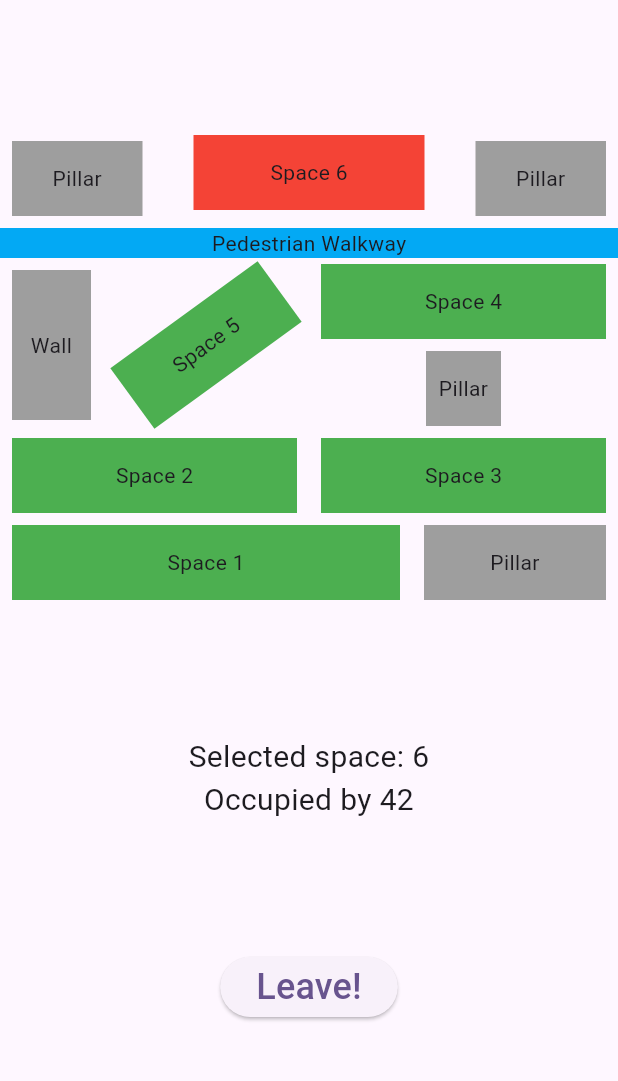
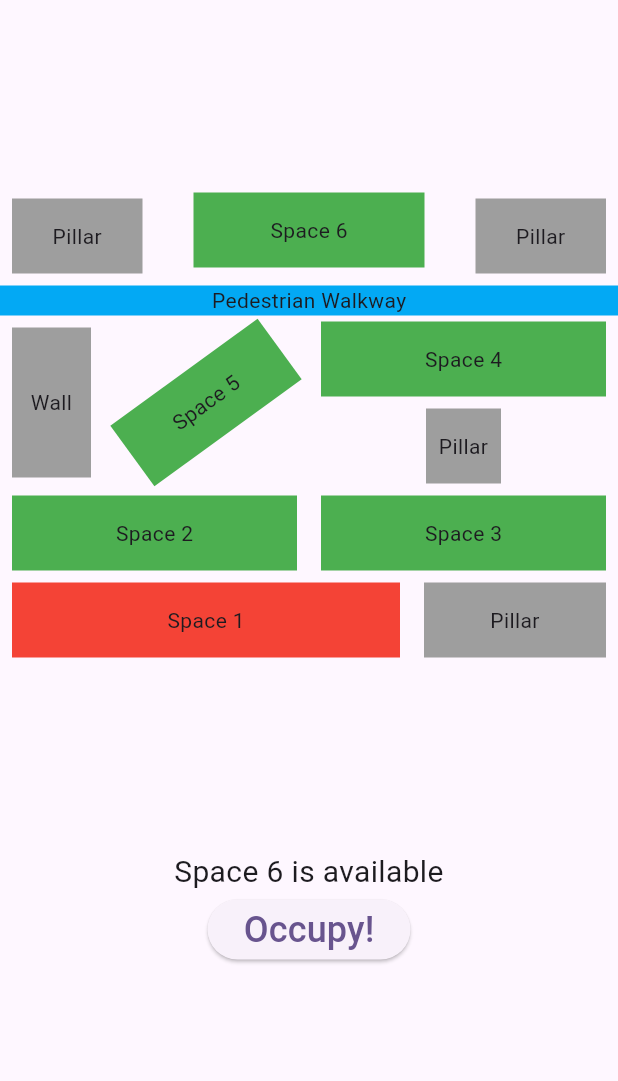
Before and after one commit to EdanLevy/Parking-Coord, a Flutter app: the screen it shows once a user with an empty profile is signed in, after a tap on an icon or button, on a phone screen of 412 x 824 dp, the part 84-1165 px from its top. Run offline on Flutter 3.47's test engine with Material 2 defaults, Android fonts, the phone set to English and light mode, and no system bars; our stand-ins replace cloud_firestore, firebase_auth, firebase_core, google_sign_in, logger; missing offline and left inert: dart:ffi; accounts and stored records are empty.

Commit message:
authentication added. now you can see how is occupying the space

```diff
--- a/lib/home_screen.dart
+++ b/lib/home_screen.dart
@@ -1,9 +1,14 @@
 import 'package:firebase_auth/firebase_auth.dart';
 import 'package:flutter/material.dart';
+import 'package:parking_coordinator/parking_lot/parking_space_model.dart';
+import 'package:parking_coordinator/user/user_provider.dart';
+import 'package:parking_coordinator/user/user_service.dart';
+import 'package:provider/provider.dart';
 import 'parking_lot/parking_lot.dart';
 import 'parking_lot/ui/parking_lot_screen.dart';
 import 'parking_spaces_data.dart';
 import 'user/auth_service.dart';
+import 'user/user.dart' as app_user;
 
 class HomeScreen extends StatefulWidget {
   const HomeScreen({Key? key}) : super(key: key);
@@ -15,12 +20,21 @@ class HomeScreen extends StatefulWidget {
 }
 
 class _HomeScreenState extends State<HomeScreen> {
-  ParkingLot lot = parkingLot;
+  ParkingLot lot = ParkingLot(<int,ParkingSpaceModel>{
+    1: createParkingSpace(1) .. occupy("user1"),
+    2: createParkingSpace(2),
+    3: createParkingSpace(3),
+    4: createParkingSpace(4),
+    5: createParkingSpace(5),
+    6: createParkingSpace(6),
+  });
   String title = 'Parking Coordinator';
 
   @override
   Widget build(BuildContext context) {
-    return StreamBuilder<User?>(
+    return ChangeNotifierProvider<UserProvider>(
+      create: (context) => UserProvider(),
+      child: StreamBuilder<User?>(
           stream: AuthService().authStateChanges,
           builder: (context, snapshot) {
             if (snapshot.connectionState == ConnectionState.waiting) {
@@ -29,15 +43,18 @@ class _HomeScreenState extends State<HomeScreen> {
                   child: CircularProgressIndicator(),
                 ),
               );
-          }
-          else if (snapshot.hasError) {
+            } else if (snapshot.hasError) {
               return const Scaffold(
                 body: Center(
                   child: Text("Error"),
                 ),
               );
-          } else if (snapshot.data != null) {
-            return Scaffold(
+            } else if (snapshot.connectionState == ConnectionState.active && snapshot.data != null) {
+              // this is a bit disgusting, ill fix it later
+              app_user.User user = app_user.User.fromFirebaseAuthUser(snapshot.data!);
+              return FutureBuilder(
+                future: Provider.of<UserProvider>(context, listen: false).setUser(user.id),
+                builder: (BuildContext context, AsyncSnapshot<UserProvider> snapshot) => Scaffold(
                   appBar: AppBar(
                     title: Text(title),
                     backgroundColor: Theme.of(context).colorScheme.primary,
@@ -45,9 +62,26 @@ class _HomeScreenState extends State<HomeScreen> {
                   body: Center(
                     child: ParkingLotScreen(lot),
                   ),
+                ),
+              );
+            } else {
+              return SignInScreen(title: title);
+            }
+          }),
     );
   }
-          else {
+}
+
+class SignInScreen extends StatelessWidget {
+  const SignInScreen({
+    super.key,
+    required this.title,
+  });
+
+  final String title;
+
+  @override
+  Widget build(BuildContext context) {
     return Scaffold(
       appBar: AppBar(
         title: Text(title),
@@ -73,6 +107,4 @@ class _HomeScreenState extends State<HomeScreen> {
       ),
     );
   }
-        });
 }
-}
--- a/lib/main.dart
+++ b/lib/main.dart
@@ -1,17 +1,16 @@
 import 'package:flutter/material.dart';
 import 'package:parking_coordinator/user/user.dart';
+import 'package:parking_coordinator/user/user_service.dart';
 import 'package:provider/provider.dart';
 
-import 'firebase_options.dart';
 import 'home_screen.dart';
 
 import 'package:firebase_core/firebase_core.dart';
+import 'firebase_options.dart';
 
 Future<void> main() async {
   WidgetsFlutterBinding.ensureInitialized();
-  await Firebase.initializeApp(
-    options: DefaultFirebaseOptions.currentPlatform,
-  );
+  await Firebase.initializeApp(options: DefaultFirebaseOptions.currentPlatform);
   runApp(const MyApp());
 }
 
@@ -42,10 +41,7 @@ class MyApp extends StatelessWidget {
           colorScheme: ColorScheme.fromSeed(seedColor: Colors.deepPurple),
           useMaterial3: true,
         ),
-        home: ChangeNotifierProvider<User>(
-          create: (ctx) => edan,
-          child: const HomeScreen(),
-        ));
+        home: const HomeScreen());
   }
 }
 
--- a/lib/parking_lot/parking_space_model.dart
+++ b/lib/parking_lot/parking_space_model.dart
@@ -1,6 +1,6 @@
 import 'package:flutter/widgets.dart';
 
-class ParkingSpaceModel {
+class ParkingSpaceModel extends ChangeNotifier {
   int spaceId;
   bool isOccupied;
   String occupiedByUserId;
@@ -15,6 +15,7 @@ class ParkingSpaceModel {
     isOccupied = true;
     occupiedByUserId = userId;
     occupiedSince = DateTime.now();
+    notifyListeners();
   }
 
   void vacate() {
@@ -22,6 +23,7 @@ class ParkingSpaceModel {
     isOccupied = false;
     occupiedByUserId = "";
     occupiedSince = DateTime.now();
+    notifyListeners();
   }
 
   @override
--- a/lib/parking_lot/selected_parking_space_info.dart
+++ b/lib/parking_lot/selected_parking_space_info.dart
@@ -1,11 +1,19 @@
+import 'package:flutter/material.dart';
 import 'package:flutter/widgets.dart';
+import 'package:parking_coordinator/logger.dart';
+import 'package:parking_coordinator/parking_lot/parking_lot.dart';
+import 'package:parking_coordinator/user/auth_service.dart';
+import 'package:parking_coordinator/user/user_service.dart';
+import 'package:provider/provider.dart';
 
+import '../user/user.dart';
 import 'parking_space_model.dart';
 
 class SelectedParkingSpaceInfo extends StatelessWidget {
   ParkingSpaceModel? selectedParkingSpace;
 
-  SelectedParkingSpaceInfo(this.selectedParkingSpace, {super.key});
+  SelectedParkingSpaceInfo(this.selectedParkingSpace,
+      {super.key});
 
   void setSelectedParkingSpace(ParkingSpaceModel parkingSpace) {
     selectedParkingSpace = parkingSpace;
@@ -13,28 +21,95 @@ class SelectedParkingSpaceInfo extends StatelessWidget {
 
   @override
   Widget build(BuildContext context) {
+    if (selectedParkingSpace == null) {
+      return Container(
+        alignment: Alignment.center,
+        child: const Text(
+          "No space selected",
+          style: TextStyle(fontSize: 20),
+          textAlign: TextAlign.center,
+        ),
+      );
+    } else {
+      var userId = AuthService().currentUser!.uid;
+      ParkingLot parkingLot = Provider.of<ParkingLot>(context);
+      if (!selectedParkingSpace!.isOccupied) {
         return Container(
           alignment: Alignment.center,
           child: Column(
             children: [
               Text(
-            selectedParkingSpace == null
-                ? "No space selected"
-                : "Selected space: ${selectedParkingSpace!.spaceId}",
+                "Space ${selectedParkingSpace!.spaceId} is available",
                 style: const TextStyle(fontSize: 20),
                 textAlign: TextAlign.center,
               ),
-          Text(
-            selectedParkingSpace == null
-                ? ""
-                : selectedParkingSpace!.isOccupied
-                    ? "Occupied by ${selectedParkingSpace!.occupiedByUserId}"
-                    : "Not occupied",
-            style: const TextStyle(fontSize: 20),
-            textAlign: TextAlign.center,
+              ElevatedButton(
+                onPressed: () {
+                  Log.infoWithTag("ParkingLotScreen", "Occupy button pressed");
+                  parkingLot.occupy(selectedParkingSpace!.spaceId, userId);
+                },
+                child: const Text("Occupy!", style: TextStyle(fontSize: 24)),
               ),
             ],
           ),
         );
+      } else if (selectedParkingSpace!.occupiedByUserId == userId) {
+        return Container(
+          alignment: Alignment.center,
+          child: Column(
+            children: [
+              Text(
+                "Space ${selectedParkingSpace!.spaceId} is occupied by you",
+                style: const TextStyle(fontSize: 20),
+                textAlign: TextAlign.center,
+              ),
+              ElevatedButton(
+                onPressed: () {
+                  Log.infoWithTag("ParkingLotScreen", "Vacate button pressed");
+                  parkingLot.vacate(selectedParkingSpace!.spaceId, userId);
+                },
+                child: const Text("Vacate!", style: TextStyle(fontSize: 24)),
+              ),
+            ],
+          ),
+        );
+      } else {
+        return FutureBuilder(
+          future: UserService().getUser(selectedParkingSpace!.occupiedByUserId),
+          builder: (context, snapshot) {
+            if (snapshot.connectionState == ConnectionState.done && snapshot.hasData) {
+              return Container(
+                alignment: Alignment.center,
+                child: Text(
+                  "Space ${selectedParkingSpace!.spaceId} is occupied by ${snapshot.data!.displayName}",
+                  style: const TextStyle(fontSize: 20),
+                  textAlign: TextAlign.center,
+                ),
+              );
+            }
+            else if (snapshot.connectionState == ConnectionState.done && !snapshot.hasData) {
+              return Container(
+                alignment: Alignment.center,
+                child: Text(
+                  "Space ${selectedParkingSpace!.spaceId} is occupied by ${selectedParkingSpace!.occupiedByUserId}",
+                  style: const TextStyle(fontSize: 20),
+                  textAlign: TextAlign.center,
+                ),
+              );
+            }
+            else {
+              return Container(
+                alignment: Alignment.center,
+                child: const Text(
+                  "Loading...",
+                  style: TextStyle(fontSize: 20),
+                  textAlign: TextAlign.center,
+                ),
+              );
+            }
+          },
+        );
       }
     }
+  }
+}
--- a/lib/parking_lot/ui/parking_lot_screen.dart
+++ b/lib/parking_lot/ui/parking_lot_screen.dart
@@ -1,9 +1,11 @@
 import 'dart:math';
 
 import 'package:flutter/material.dart';
+import 'package:parking_coordinator/user/user_provider.dart';
 import 'package:provider/provider.dart';
 
 import '../../logger.dart';
+import '../../parking_spaces_data.dart' as parkingSpacesData;
 import '../../user/user.dart';
 import '../parking_lot.dart';
 import '../parking_space_model.dart';
@@ -22,50 +24,43 @@ class ParkingLotScreen extends StatefulWidget {
 
 class _ParkingLotScreenState extends State<ParkingLotScreen> {
   ParkingSpaceModel? selectedSpace;
-  late User currentUser;
+  late ParkingLot parkingLot;
+
+  @override
+  initState() {
+    super.initState();
+    parkingLot = widget.parkingLot;
+    Log.infoWithTag(ParkingLotScreen.TAG, "ParkingLotScreen initState");
+  }
 
   onSpaceTapped(ParkingSpaceModel parkingSpace) {
     Log.infoWithTag("ParkingLotScreen", "Space ${parkingSpace.spaceId} tapped");
-    if (parkingSpace.isOccupied) {
-      widget.parkingLot.vacate(parkingSpace.spaceId, currentUser.id);
+    if (selectedSpace != null && selectedSpace!.spaceId == parkingSpace.spaceId) {
+      Log.infoWithTag("ParkingLotScreen", "Space ${parkingSpace.spaceId} unselected");
       setState(() {
         selectedSpace = null;
       });
-    } else {
-      widget.parkingLot.occupy(parkingSpace.spaceId, currentUser.id);
-      setState(() {
-        selectedSpace = parkingSpace;
-      });
+      return;
     }
+    // widget.parkingLot.occupy(parkingSpace.spaceId, currentUser.id);
+    setState(() {
+      selectedSpace = parkingSpace;
+    });
   }
 
   @override
   Widget build(BuildContext context) {
-    currentUser = Provider.of<User>(context);
     return ChangeNotifierProvider<ParkingLot>(
         create: (context) => widget.parkingLot,
-        child:
-            Column(mainAxisAlignment: MainAxisAlignment.spaceEvenly, children: [
+        child: Column(mainAxisAlignment: MainAxisAlignment.spaceEvenly, children: [
           Column(mainAxisAlignment: MainAxisAlignment.center, children: [
-            TopParkingRow(
-                pillar2: "Pillar 2",
-                pillar1: "Pillar 1",
-                onSpaceTapped: onSpaceTapped),
+            TopParkingRow(pillar2: "Pillar 2", pillar1: "Pillar 1", onSpaceTapped: onSpaceTapped),
             const PedestrianWalkway(),
-            TopCenterParkingRow(
-                pillar3: "Pillar 3", onSpaceTapped: onSpaceTapped),
+            TopCenterParkingRow(pillar3: "Pillar 3", onSpaceTapped: onSpaceTapped),
             BottomCenterParkingRow(onSpaceTapped: onSpaceTapped),
             BottomParkingRow(onSpaceTapped: onSpaceTapped),
           ]),
           SelectedParkingSpaceInfo(selectedSpace),
-          Row(mainAxisAlignment: MainAxisAlignment.center, children: [
-            ElevatedButton(
-              onPressed: () {
-                Log.infoWithTag(ParkingLotScreen.TAG, "Leave button pressed");
-              },
-              child: const Text("Leave!", style: TextStyle(fontSize: 24)),
-            ),
-          ])
         ]));
   }
 }
--- a/lib/user/user.dart
+++ b/lib/user/user.dart
@@ -1,3 +1,4 @@
+import 'package:firebase_auth/firebase_auth.dart' as FirebaseAuth;
 import 'package:flutter/widgets.dart';
 
 class User extends ChangeNotifier {
@@ -17,6 +18,28 @@ class User extends ChangeNotifier {
       required this.apartmentNumber,
       required this.isVerified,
       required this.phoneNumber});
+
+  static User fromFirebaseAuthUser(FirebaseAuth.User user) {
+    return User(
+        id: user.uid,
+        displayName: user.displayName ?? "",
+        email: user.email ?? "",
+        carNumber: "",
+        apartmentNumber: 0,
+        isVerified: false,
+        phoneNumber: "");
+  }
+
+  static User fromMap(Map<String, dynamic> map) {
+    return User(
+        id: map['id'],
+        displayName: map['displayName'],
+        email: map['email'],
+        carNumber: map['carNumber'],
+        apartmentNumber: map['apartmentNumber'],
+        isVerified: map['isVerified'],
+        phoneNumber: map['phoneNumber']);
+  }
 }
 
 final User edan = User(
--- /dev/null
+++ b/lib/user/user_provider.dart
@@ -0,0 +1,18 @@
+
+
+import 'package:flutter/foundation.dart';
+import 'package:parking_coordinator/user/user.dart';
+import 'package:parking_coordinator/user/user_service.dart';
+
+class UserProvider with ChangeNotifier {
+  User? _user;
+  final UserService _userService = UserService();
+
+  User? get user => _user;
+
+  Future<UserProvider> setUser(String userId) async {
+    _user = await _userService.getUser(userId);
+    notifyListeners();
+    return this;
+  }
+}
--- a/lib/user/user_service.dart
+++ b/lib/user/user_service.dart
@@ -1,8 +1,12 @@
 
 
+import 'dart:ffi';
+
 import 'package:cloud_firestore/cloud_firestore.dart';
+import 'package:parking_coordinator/user/user.dart';
 
 class UserService {
+  static const userCollectionName = 'users';
   FirebaseFirestore db = FirebaseFirestore.instance;
 
 
@@ -10,5 +14,51 @@ class UserService {
     return false;
   }
 
-  void createUser(String id, String displayName, String email) {}
+  createUser(String id, String displayName, String email) async {
+    await db.collection(userCollectionName).doc(id).set({
+      'displayName': displayName,
+      'email': email,
+      'carNumber': "",
+      'apartmentNumber': 0,
+      'isVerified': false,
+      'phoneNumber': "",
+    });
+  }
+
+  updateUser(User user) async {
+    await db.collection(userCollectionName).doc(user.id).update({
+      'displayName': user.displayName,
+      'email': user.email,
+      'carNumber': user.carNumber,
+      'apartmentNumber': user.apartmentNumber,
+      'isVerified': user.isVerified,
+      'phoneNumber': user.phoneNumber,
+    });
+  }
+
+  Future<User> getUser(String userId) async {
+    var userDoc = await db.collection(userCollectionName).doc(userId).get();
+    if ( userDoc.data() == null) {
+      return User(
+        id: userId,
+        displayName: "",
+        email: "",
+        carNumber: "",
+        apartmentNumber: 0,
+        isVerified: false,
+        phoneNumber: "",
+      );
+    }
+
+    Map<String, dynamic> map = userDoc.data()!;
+    return User(
+      id: userId,
+      displayName: map['displayName'],
+      email: userDoc.get('email'),
+      carNumber: userDoc.get('carNumber'),
+      apartmentNumber: int.parse(map['apartmentNumber'].toString()),
+      isVerified: bool.parse(map['isVerified'].toString()),
+      phoneNumber: userDoc.get('phoneNumber'),
+    );
+  }
 }
```
Also changed, not shown: lib/parking_spaces_data.dart (+0 -11 lines), lib/firebase_options.dart, 4 other files. Lines whose indentation alone changed are shown as unchanged.
